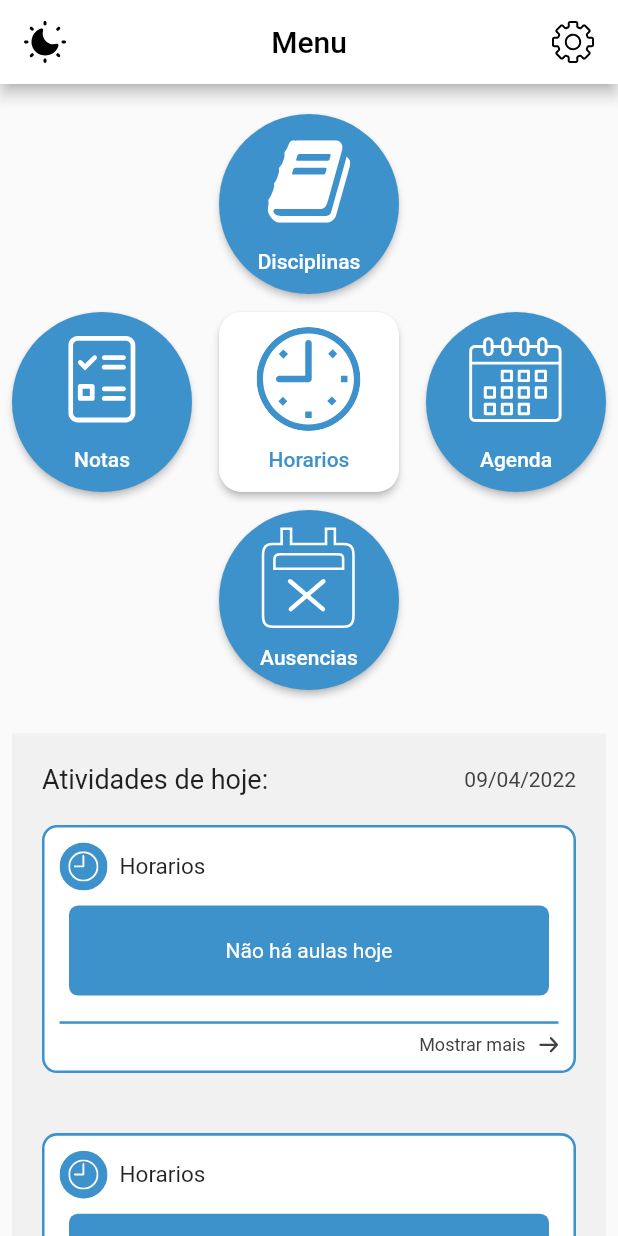
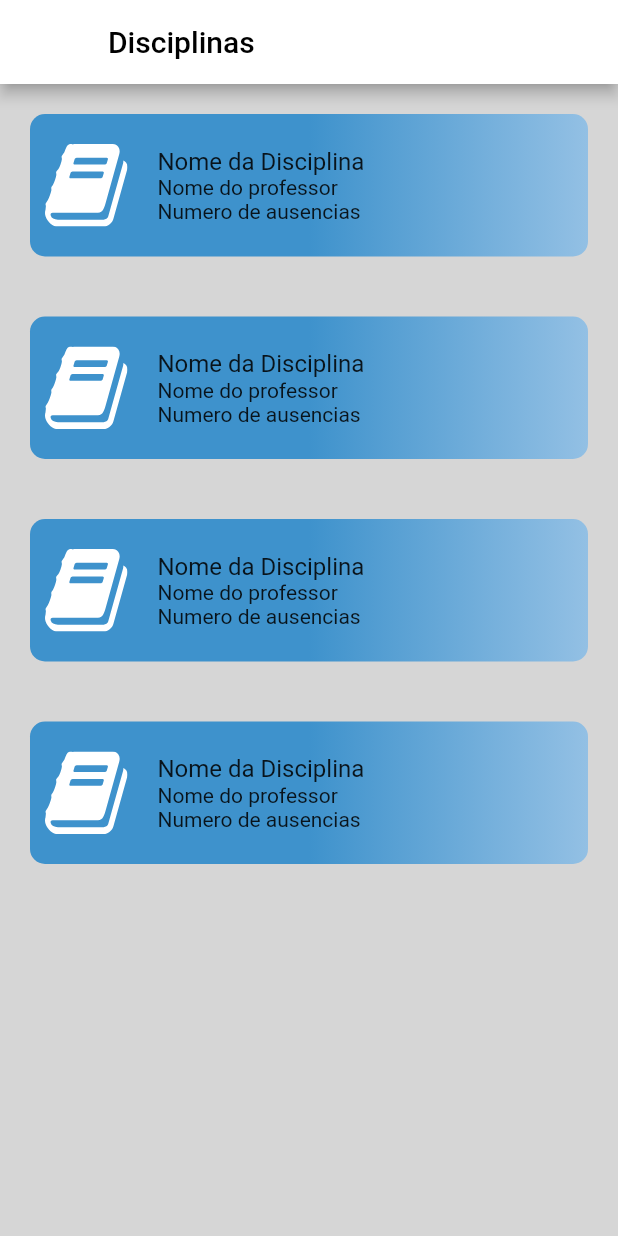
Before and after one commit to Mateuss18/School_Schedule, a Flutter app: the screen it shows after launch, after a tap on "Disciplinas", on a phone screen of 412 x 824 dp. Run offline on Flutter 3.47's test engine with Material 2 defaults, Android fonts, the phone set to English and light mode, and no system bars; our stand-ins replace flutter_svg, google_fonts, social_login_buttons.

Commit message:
geral pages

```diff
--- /dev/null
+++ b/school_schedule/lib/modules/disciplinas/pages/disciplina_page.dart
@@ -0,0 +1,73 @@
+import 'package:flutter/material.dart';
+import 'package:flutter_svg/svg.dart';
+import 'package:school_schedule/core/app_colors.dart';
+import 'package:school_schedule/core/app_images.dart';
+
+class DisciplinasPage extends StatefulWidget {
+  const DisciplinasPage({Key? key}) : super(key: key);
+
+  @override
+  State<DisciplinasPage> createState() => _DisciplinasPageState();
+}
+
+class _DisciplinasPageState extends State<DisciplinasPage> {
+  @override
+  Widget build(BuildContext context) {
+    return Scaffold(
+        appBar: AppBar(
+          backgroundColor: Colors.white,
+          title: const Text(
+            'Disciplinas',
+            style: TextStyle(color: Colors.black),
+          ),
+        ),
+        body: Container(
+          color: Color.fromARGB(255, 214, 214, 214),
+          child: Column(
+            children: [_buildCard(), _buildCard(), _buildCard(), _buildCard()],
+          ),
+        ));
+  }
+
+  Widget _buildCard() {
+    return Padding(
+      padding: const EdgeInsets.all(20),
+      child: Container(
+        height: 95,
+        decoration: const BoxDecoration(
+            borderRadius: BorderRadius.all(Radius.circular(10)),
+            gradient: LinearGradient(
+              begin: Alignment.center,
+              end: Alignment.centerRight,
+              colors: [
+                AppColors.corPrimaria,
+                Color.fromARGB(255, 147, 192, 228),
+              ],
+            )),
+        child: Padding(
+          padding: const EdgeInsets.all(10),
+          child: Row(
+            children: [
+              SvgPicture.asset(AppImages.disciplinasBrancoSVG),
+              Padding(
+                padding: const EdgeInsets.only(left: 20),
+                child: Column(
+                  mainAxisAlignment: MainAxisAlignment.center,
+                  crossAxisAlignment: CrossAxisAlignment.start,
+                  children: [
+                    Text(
+                      'Nome da Disciplina',
+                      style: TextStyle(fontSize: 16),
+                    ),
+                    Text('Nome do professor'),
+                    Text('Numero de ausencias'),
+                  ],
+                ),
+              )
+            ],
+          ),
+        ),
+      ),
+    );
+  }
+}
--- a/school_schedule/lib/modules/home/pages/home_page.dart
+++ b/school_schedule/lib/modules/home/pages/home_page.dart
@@ -5,8 +5,13 @@ import 'package:flutter/material.dart';
 import 'package:flutter_svg/svg.dart';
 import 'package:intl/intl.dart';
 import 'package:school_schedule/core/app_colors.dart';
+import 'package:school_schedule/modules/ausencias/pages/ausencia_page.dart';
 
 import '../../../core/app_images.dart';
+import '../../agenda/page/agenda_page.dart';
+import '../../disciplinas/pages/disciplina_page.dart';
+import '../../horarios/pages/horarios_page.dart';
+import '../../notas/pages/notas_page.dart';
 
 class HomePage extends StatefulWidget {
   const HomePage({Key? key}) : super(key: key);
@@ -37,11 +42,11 @@ class _HomePageState extends State<HomePage> {
         ),
       ),
       body: SingleChildScrollView(
-        child: Padding(
-          padding: const EdgeInsets.all(8.0),
         child: Column(
           children: [
-              Column(
+            Padding(
+              padding: const EdgeInsets.symmetric(horizontal: 10),
+              child: Column(
                 children: [
                   _buildCircularButtons(
                       100,
@@ -49,8 +54,13 @@ class _HomePageState extends State<HomePage> {
                           height: 90, width: 90, fit: BoxFit.scaleDown),
                       AppColors.corPrimaria,
                       'Disciplinas',
-                    Colors.white,
-                  ),
+                      Colors.white, (() {
+                    Navigator.push(
+                      context,
+                      MaterialPageRoute(
+                          builder: (context) => const DisciplinasPage()),
+                    );
+                  })),
                   Row(
                     mainAxisAlignment: MainAxisAlignment.spaceBetween,
                     children: [
@@ -64,8 +74,13 @@ class _HomePageState extends State<HomePage> {
                           ),
                           AppColors.corPrimaria,
                           'Notas',
-                        Colors.white,
-                      ),
+                          Colors.white, (() {
+                        Navigator.push(
+                          context,
+                          MaterialPageRoute(
+                              builder: (context) => const NotasPage()),
+                        );
+                      })),
                       _buildCircularButtons(
                         15,
                         SvgPicture.asset(AppImages.horariosAzulSVG,
@@ -76,6 +91,13 @@ class _HomePageState extends State<HomePage> {
                         Colors.white,
                         'Horarios',
                         AppColors.corPrimaria,
+                        (() {
+                          Navigator.push(
+                            context,
+                            MaterialPageRoute(
+                                builder: (context) => const HorariosPage()),
+                          );
+                        }),
                       ),
                       _buildCircularButtons(
                         100,
@@ -84,6 +106,13 @@ class _HomePageState extends State<HomePage> {
                         AppColors.corPrimaria,
                         'Agenda',
                         Colors.white,
+                        (() {
+                          Navigator.push(
+                            context,
+                            MaterialPageRoute(
+                                builder: (context) => const AgendaPage()),
+                          );
+                        }),
                       ),
                     ],
                   ),
@@ -93,13 +122,19 @@ class _HomePageState extends State<HomePage> {
                           height: 90, width: 90, fit: BoxFit.scaleDown),
                       AppColors.corPrimaria,
                       'Ausencias',
-                    Colors.white,
+                      Colors.white, (() {
+                    Navigator.push(
+                      context,
+                      MaterialPageRoute(
+                          builder: (context) => const AusenciaPage()),
+                    );
+                  }))
+                ],
               ),
-                ],
             ),
             Container(
               color: AppColors.corLightGray1,
-                margin:  const EdgeInsets.only(top: 29),
+              margin: const EdgeInsets.only(top: 30),
               child: Column(
                 children: [
                   Padding(
@@ -114,8 +149,7 @@ class _HomePageState extends State<HomePage> {
                         ),
                         Text(
                           DateFormat('dd/MM/yyyy').format(now).toString(),
-                            style:
-                                const TextStyle(color: AppColors.corDarkGray1),
+                          style: const TextStyle(color: AppColors.corDarkGray1),
                         )
                       ],
                     ),
@@ -127,7 +161,6 @@ class _HomePageState extends State<HomePage> {
               ),
             )
           ],
-          ),
         ),
       ),
     );
@@ -168,7 +201,7 @@ class _HomePageState extends State<HomePage> {
                 ),
                 width: 320,
                 height: 60,
-                margin:  const EdgeInsets.only(bottom: 10),
+                margin: const EdgeInsets.only(bottom: 10),
                 child: const Center(
                   child: Text(
                     'Não há aulas hoje',
@@ -207,11 +240,12 @@ class _HomePageState extends State<HomePage> {
     Color color,
     String label,
     Color? textColor,
+    Function()? onPressed,
   ) {
     return Padding(
       padding: const EdgeInsets.only(top: 12),
       child: ElevatedButton(
-        onPressed: () {},
+        onPressed: onPressed,
         child: Column(
           children: [
             icon,
```
Also changed, not shown: school_schedule/lib/modules/agenda/page/agenda_page.dart (added, +25 -0 lines), school_schedule/lib/modules/ausencias/pages/ausencia_page.dart (added, +25 -0 lines), school_schedule/lib/modules/horarios/pages/horarios_page.dart (added, +25 -0 lines), school_schedule/lib/modules/notas/pages/notas_page.dart (added, +25 -0 lines). Lines whose indentation alone changed are shown as unchanged.
